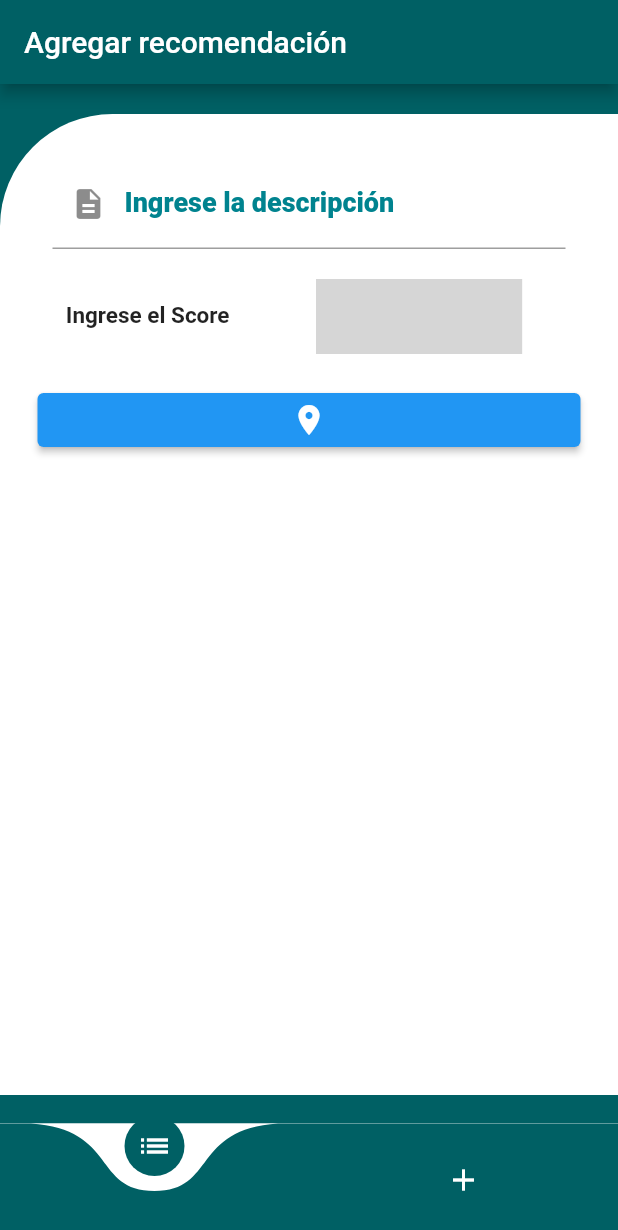
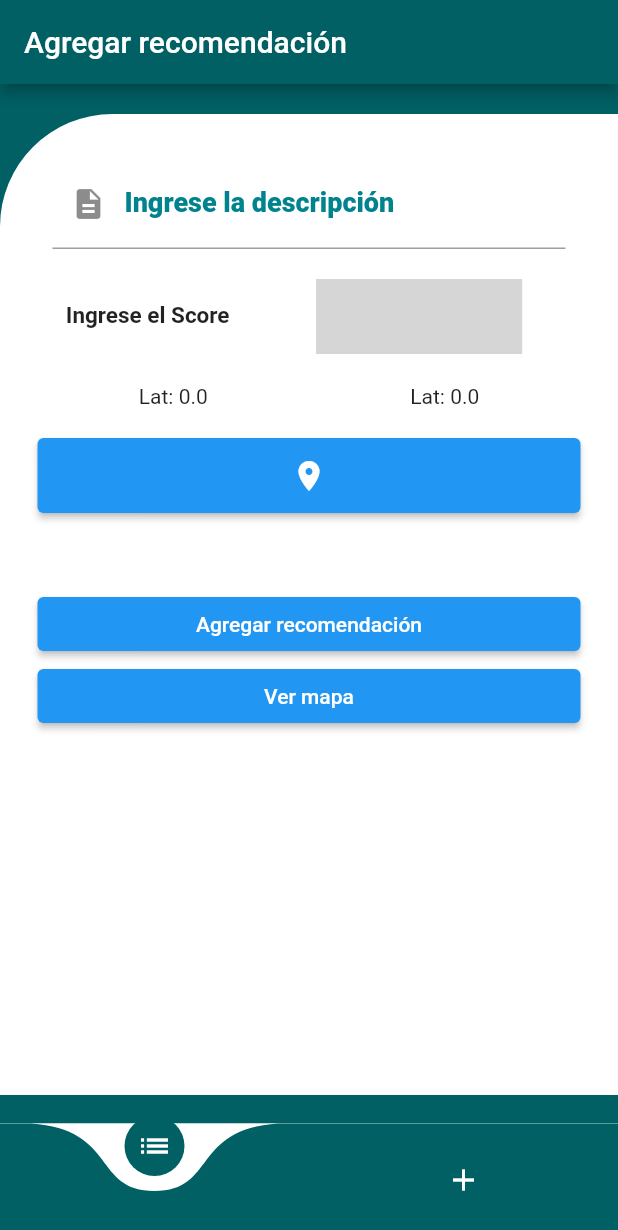
Before and after one commit to fr4nsgallegos/recommendationsApp, a Flutter app: the screen it shows after launch, swiped to page 2, on a phone screen of 412 x 824 dp. Shown: the top 1230 px of the screen. Run offline on Flutter 3.47's test engine with Material 2 defaults, Android fonts, the phone set to English and light mode, and no system bars; drawn by our look-alikes of curved_navigation_bar; our stand-ins replace cloud_firestore, firebase_auth, firebase_core, geolocator, getwidget, google_sign_in; accounts and stored records are empty; grey boxes are pictures that could not be loaded.

Commit message:
google map init

```diff
--- a/lib/pages/add_page.dart
+++ b/lib/pages/add_page.dart
@@ -1,7 +1,9 @@
+import 'package:cloud_firestore/cloud_firestore.dart';
 import 'package:flutter/material.dart';
 import 'package:geolocator/geolocator.dart';
 import 'package:getwidget/components/dropdown/gf_dropdown.dart';
 import 'package:recommendationsapp/constants/constants.dart';
+import 'package:recommendationsapp/pages/map_page.dart';
 
 class AddPage extends StatefulWidget {
   AddPage({super.key});
@@ -17,6 +19,9 @@ class _AddPageState extends State<AddPage> {
   String dropDownValue = '1';
   double lat = 0;
   double lang = 0;
+
+  CollectionReference recommendationsReference =
+      FirebaseFirestore.instance.collection('recommendations');
 
   Future<void> getDataLocation() async {
     Position position = await Geolocator.getCurrentPosition(
@@ -89,7 +94,22 @@ class _AddPageState extends State<AddPage> {
               ),
             ],
           ),
-          ElevatedButton(
+          Row(
+            mainAxisAlignment: MainAxisAlignment.spaceAround,
+            children: [
+              Text("Lat: ${lat}"),
+              // SizedBox(width: m,)
+              Text("Lat: ${lang}"),
+            ],
+          ),
+          SizedBox(
+            height: 20,
+          ),
+          SizedBox(
+            width: 50,
+            height: 50,
+            child: ElevatedButton(
+              style: ButtonStyle(),
               onPressed: () {
                 getDataLocation().then((value) {
                   print(lang);
@@ -99,7 +119,36 @@ class _AddPageState extends State<AddPage> {
               child: Icon(
                 Icons.place,
               ),
-          )
+            ),
+          ),
+          SizedBox(
+            height: 50,
+          ),
+          ElevatedButton(
+              onPressed: () {
+                // recommendationsReference.get().then((value) {
+                //   QuerySnapshot recommendationCollection = value;
+                //   List<QueryDocumentSnapshot> docs =
+                //       recommendationCollection.docs;
+                // });
+                recommendationsReference.add({
+                  'description': _descriptionController.text,
+                  'score': dropDownValue,
+                  'lat': lat,
+                  'lang': lang,
+                });
+              },
+              child: Text("Agregar recomendación")),
+          ElevatedButton(
+              onPressed: () {
+                Navigator.push(
+                  context,
+                  MaterialPageRoute(
+                    builder: (context) => MapPage(),
+                  ),
+                );
+              },
+              child: Text("Ver mapa"))
         ],
       ),
     );
--- a/lib/pages/list_page.dart
+++ b/lib/pages/list_page.dart
@@ -33,6 +33,7 @@ class _ListPageState extends State<ListPage> {
                 print(myDoc);
                 return Container(
                   padding: EdgeInsets.all(5),
+                  margin: EdgeInsets.all(5),
                   color: Colors.cyan.shade800,
                   child: ListTile(
                     // hoverColor: Colors.red,
--- a/pubspec.yaml
+++ b/pubspec.yaml
@@ -42,6 +42,7 @@ dependencies:
   curved_navigation_bar: ^1.0.3
   getwidget: ^2.0.4
   geolocator: ^9.0.2
+  google_maps_flutter: ^2.5.0
 
 
 
```
Also changed, not shown: lib/pages/map_page.dart (added, +15 -0 lines), pubspec.lock, 1 other file. Lines whose indentation alone changed are shown as unchanged.
